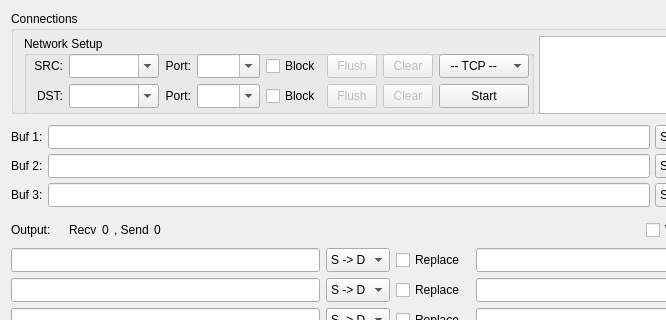
First picture: the form in src/sokit/transferform.ui, repository duwei/sokit, before the edit; both pictures show x 0 to 666 and y 0 to 320 of the 795 by 623 pixel window.
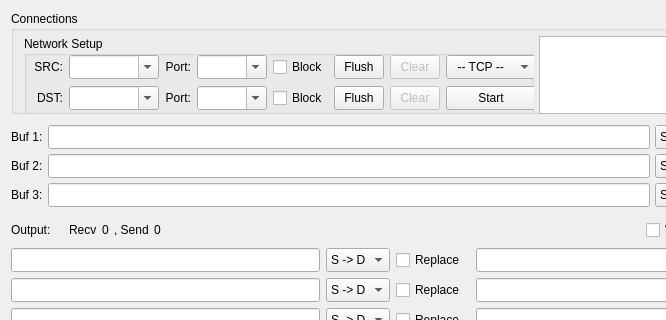
Second picture: the form after the edit.

```diff
--- a/src/sokit/transferform.ui
+++ b/src/sokit/transferform.ui
@@ -92,8 +92,8 @@
             <rect>
              <x>4</x>
              <y>18</y>
-             <width>501</width>
-             <height>56</height>
+             <width>508</width>
+             <height>57</height>
             </rect>
            </property>
            <layout class="QGridLayout" name="gridLayout_2">
@@ -221,9 +221,6 @@
             </item>
             <item row="0" column="5">
              <widget class="QToolButton" name="btnSrcReply">
-              <property name="enabled">
-               <bool>false</bool>
-              </property>
               <property name="sizePolicy">
                <sizepolicy hsizetype="Fixed" vsizetype="Fixed">
                 <horstretch>0</horstretch>
@@ -443,9 +440,6 @@
             </item>
             <item row="1" column="5">
              <widget class="QToolButton" name="btnDstReply">
-              <property name="enabled">
-               <bool>false</bool>
-              </property>
               <property name="sizePolicy">
                <sizepolicy hsizetype="Fixed" vsizetype="Fixed">
                 <horstretch>0</horstretch>
```
Left out of the diff: 1391 changed lines with no effect on the pictures.
